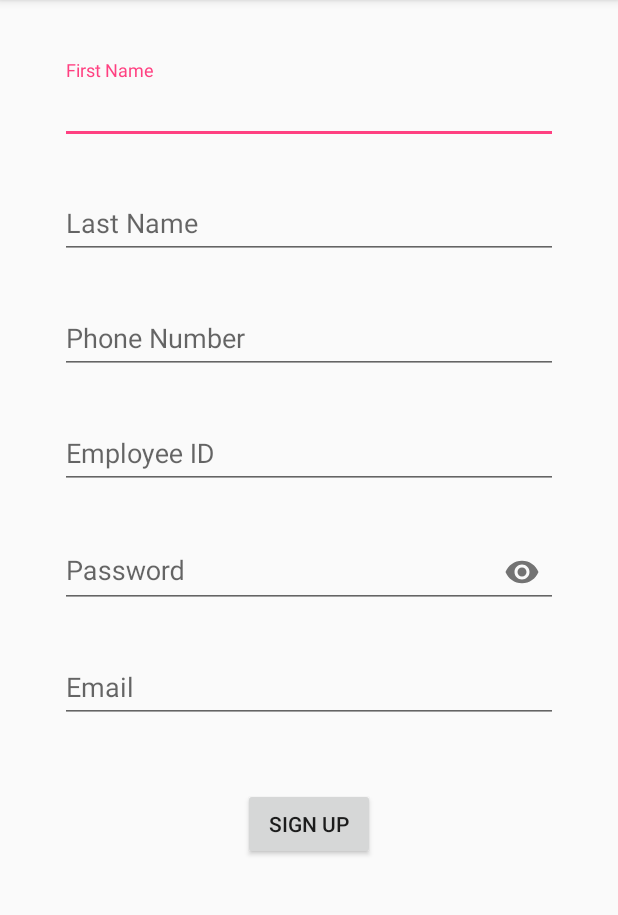
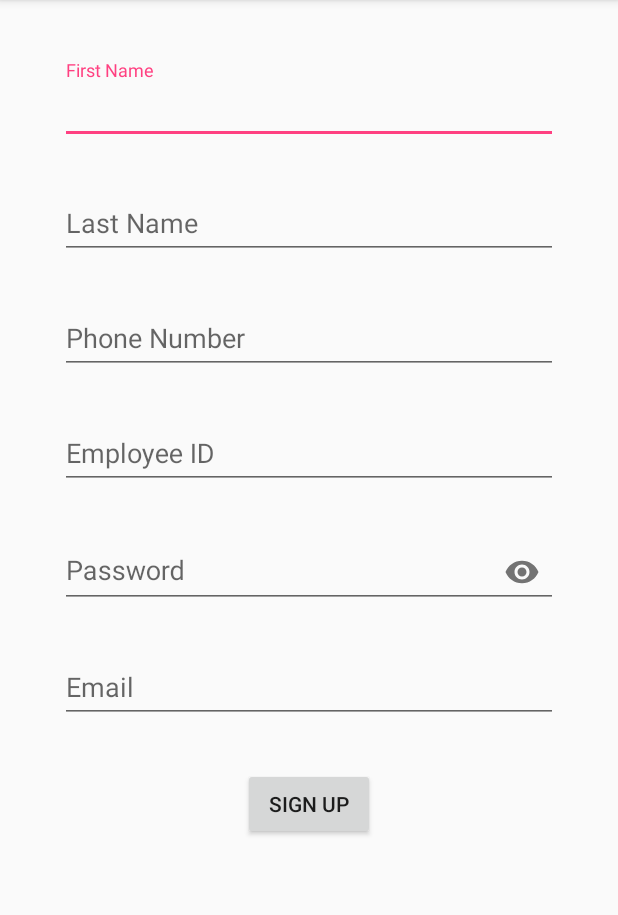
Before and after one commit to leaagithub/GISAProject, an Android app: the SignUpActivity screen opened directly, with no data from a screen before it, after a tap on "SIGN UP", on a phone screen of 412 x 824 dp, the part 84-999 px from its top. Run offline under Robolectric (Android 15) with nearby library versions, the phone set to English and light mode, and no system bars; our stand-ins replace RxJava; network calls fail.

```diff
--- a/app/src/main/java/com/phoenixcodingcsc191/gisaproject/Retrofit/RetrofitClient.java
+++ b/app/src/main/java/com/phoenixcodingcsc191/gisaproject/Retrofit/RetrofitClient.java
@@ -6,8 +6,10 @@ import retrofit2.converter.scalars.ScalarsConverterFactory;
 
 public class RetrofitClient {
     private static Retrofit instance;
-    //192.168.29.111:3000
-    public static final String API_BASE_URL = "http://192.168.29.111:3000";
+    //192.168.29.111:3000 my cpu local address
+    //http://10.0.2.2:3000/ android emulator node server
+    //http://100.115.92.205:3000/ chromebook node server
+    public static final String API_BASE_URL = "http://100.115.92.205:3000/";
     public static Retrofit getInstance(){
         if (instance == null)
             instance = new Retrofit.Builder()
--- a/app/src/main/java/com/phoenixcodingcsc191/gisaproject/SignUpActivity.java
+++ b/app/src/main/java/com/phoenixcodingcsc191/gisaproject/SignUpActivity.java
@@ -52,7 +52,7 @@ public class SignUpActivity extends AppCompatActivity {
         textInputPassword = findViewById(R.id.textInputPasswordSignUp);
         textInputPhoneNo = findViewById(R.id.textInputPhoneNoSignUp);
         textEmployeeID = findViewById(R.id.textInputEmployeeIDSignUp);
-        textEmail = findViewById(R.id.textInputEmailAddress);
+        textEmail = findViewById(R.id.textInputEmailSignUp);
 
         //Init API
         Retrofit retrofit = RetrofitClient.getInstance();
@@ -63,12 +63,12 @@ public class SignUpActivity extends AppCompatActivity {
         signupButton.setOnClickListener(new View.OnClickListener(){
             @Override
             public void onClick(View view){
-                registerUser(textEmployeeID.getEditText().toString(),
-                        textInputFirstName.getEditText().toString(),
-                        textInputLastName.getEditText().toString(),
-                        textInputPhoneNo.getEditText().toString(),
-                        textInputPassword.getEditText().toString(),
-                        textEmail.getEditText().toString());
+                registerUser(textEmployeeID.getEditText().getText().toString(),
+                        textInputFirstName.getEditText().getText().toString(),
+                        textInputLastName.getEditText().getText().toString(),
+                        textInputPhoneNo.getEditText().getText().toString(),
+                        textInputPassword.getEditText().getText().toString(),
+                        textEmail.getEditText().getText().toString());
             }
         });
 
--- a/app/src/main/res/layout/activity_signup.xml
+++ b/app/src/main/res/layout/activity_signup.xml
@@ -12,11 +12,15 @@
         android:orientation="vertical"
         android:weightSum="3">
 
+        <ScrollView
+            android:layout_width="match_parent"
+            android:layout_height="0dp"
+            android:layout_weight="2">
+
         <LinearLayout
             android:layout_width="match_parent"
             android:layout_height="0dp"
             android:orientation="vertical"
-            android:layout_weight="2"
             android:padding="20dp"
             android:layout_margin="20dp"
             >
@@ -87,7 +91,7 @@
             <android.support.design.widget.TextInputLayout
                 android:layout_width="match_parent"
                 android:layout_height="wrap_content"
-                android:id="@+id/textInputEmailAddress"
+                android:id="@+id/textInputEmailSignUp"
                 app:errorEnabled="true">
 
                 <android.support.design.widget.TextInputEditText
@@ -98,6 +102,7 @@
             </android.support.design.widget.TextInputLayout>
         </LinearLayout>
 
+        </ScrollView>
         <LinearLayout
             android:layout_width="match_parent"
             android:layout_height="0dp"
@@ -113,7 +118,6 @@
                 android:layout_height="wrap_content"
                 android:layout_gravity="center_horizontal"
                 android:text="Sign Up"
-                android:onClick="confirmInput"
                 />
         </LinearLayout>
     </LinearLayout>
```
Also changed, not shown: 1 other file.
